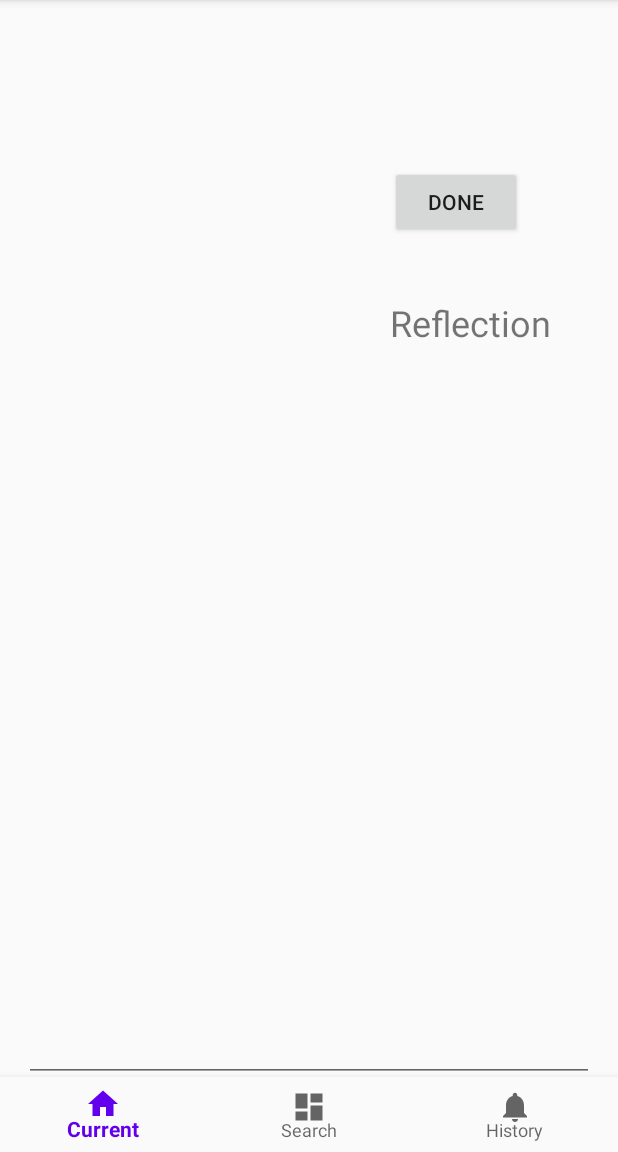
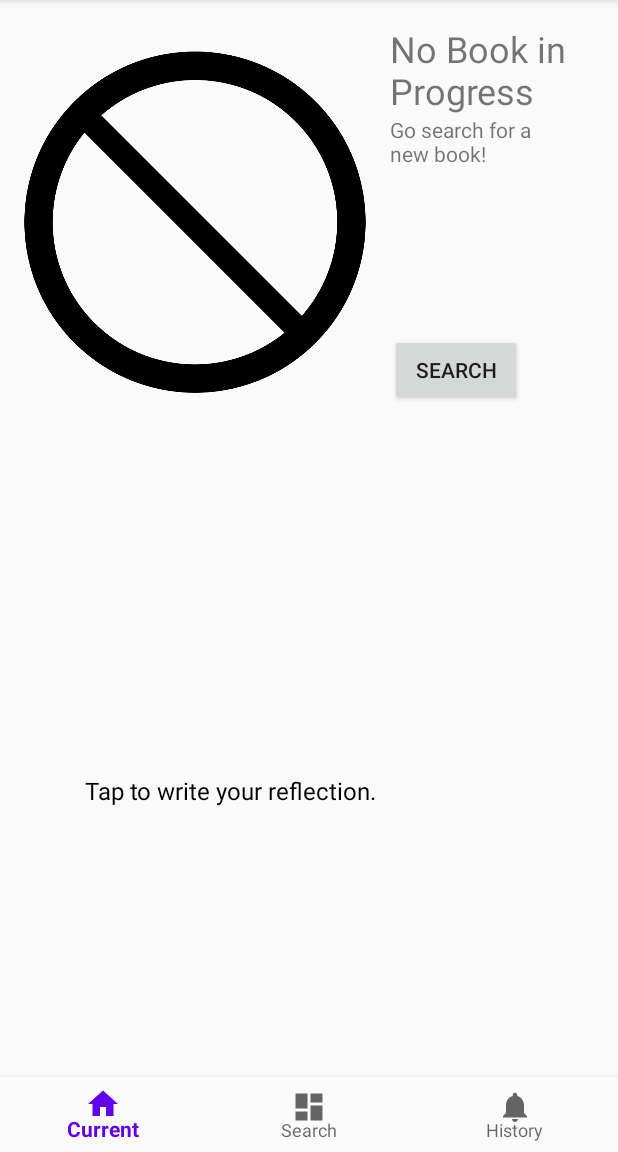
Before and after one commit to shyung18/cps350-2020-final-BookDiary-hyung, an Android app: the fragment HomeFragment placed in its activity, on a phone screen of 412 x 824 dp, the part 84-1236 px from its top. Run offline under Robolectric (Android 15) with nearby library versions, the phone set to English and light mode, and no system bars; our stand-ins replace navigation-ui; 6 statements that could not run were skipped.

Commit message:
Followed up User Study

```diff
--- a/BookDiary/app/src/main/AndroidManifest.xml
+++ b/BookDiary/app/src/main/AndroidManifest.xml
@@ -30,6 +30,8 @@
         <activity
             android:name=".MainActivity">
         </activity>
+        <activity android:name=".ui.home.PopUpWindow"></activity>
+        <activity android:name=".ui.history.BookUpdate"></activity>
     </application>
 
 </manifest>
--- a/BookDiary/app/src/main/java/com/example/bookdiary/MainActivity.java
+++ b/BookDiary/app/src/main/java/com/example/bookdiary/MainActivity.java
@@ -11,9 +11,11 @@ import android.os.Bundle;
 import android.os.Handler;
 import android.os.Message;
 import android.util.Log;
+import android.view.ActionMode;
 import android.view.Menu;
 import android.view.MenuInflater;
 import android.view.MenuItem;
+import android.view.View;
 
 import com.example.bookdiary.ui.home.HomeFragment;
 import com.example.bookdiary.ui.history.HistoryFragment;
@@ -48,6 +50,7 @@ import com.google.android.material.bottomnavigation.BottomNavigationView;
 import androidx.annotation.NonNull;
 import androidx.appcompat.app.AppCompatActivity;
 import androidx.fragment.app.Fragment;
+import androidx.fragment.app.FragmentManager;
 import androidx.fragment.app.FragmentTransaction;
 import androidx.navigation.ui.AppBarConfiguration;
 
@@ -69,6 +72,7 @@ public class MainActivity extends AppCompatActivity {
     private Uri personPhoto;
     private String authCode;
     private FetchMyBookLibrary fetchMyBookLibrary;
+    private Bundle receivedBundle;
 
     @Override
     protected void onCreate(Bundle savedInstanceState) {
@@ -80,8 +84,8 @@ public class MainActivity extends AppCompatActivity {
             return;
         }
 
-        BottomNavigationView navView = findViewById(R.id.nav_view);
-        navView.setOnNavigationItemSelectedListener(navList);
+        bottomNavigationView = findViewById(R.id.nav_view);
+        bottomNavigationView.setOnNavigationItemSelectedListener(navList);
         // Passing each menu ID as a set of Ids because each
         // menu should be considered as top level destinations.
         appBarConfiguration = new AppBarConfiguration.Builder(
@@ -110,6 +114,7 @@ public class MainActivity extends AppCompatActivity {
             authCode = account.getServerAuthCode();
         }
         authCode = "";
+        receivedBundle = getIntent().getExtras();
         AccountManager am = AccountManager.get(this);
         Bundle options = new Bundle();
         am.getAuthToken(
@@ -119,7 +124,15 @@ public class MainActivity extends AppCompatActivity {
                 this,                           // Your activity
                 new OnTokenAcquired(),          // Callback called when a token is successfully acquired
                 new Handler(new OnError()));    // Callback called if an error occurs
+//        Intent intent = getIntent();
+//        //get the received text
+//        String receivedText = intent.getStringExtra(Intent.EXTRA_TEXT);
+//        if(receivedText != null)
+//        {
+//
+//        }
     }
+
 
 
     private class OnTokenAcquired implements AccountManagerCallback<Bundle> {
@@ -142,20 +155,30 @@ public class MainActivity extends AppCompatActivity {
             String token = bundle.getString(AccountManager.KEY_AUTHTOKEN);
             Log.v("token", token);
             authCode = bundle.getString(AccountManager.KEY_AUTHTOKEN);
+            Bundle b = new Bundle();
+            b.putString("authToken", authCode);
+            if(receivedBundle.getString("reflectionText")!=null)
+            {
+                b.putString("reflectionText", receivedBundle.getString("reflectionText"));
+            }
+            switchContent(R.id.fragment_container, new HomeFragment(), b);
         }
     }
 
     public void switchContent(int id, Fragment fragment, Bundle data) {
+
         if(data != null)
         {
             fragment.setArguments(data);
+            Log.v("setting ", "arguments");
         }
         ft = getSupportFragmentManager().beginTransaction();
         ft.replace(id, fragment, fragment.toString());
-
         ft.addToBackStack(null);
         ft.commit();
     }
+
+
 
     private BottomNavigationView.OnNavigationItemSelectedListener navList =
             new BottomNavigationView.OnNavigationItemSelectedListener() {
@@ -177,6 +200,7 @@ public class MainActivity extends AppCompatActivity {
                     }
                     Bundle bundle = new Bundle();
                     bundle.putString("authToken", authCode);
+
                     switchContent(R.id.fragment_container, selectedFragment, bundle);
                     return true;
                 }
--- a/BookDiary/app/src/main/java/com/example/bookdiary/ui/history/Book.java
+++ b/BookDiary/app/src/main/java/com/example/bookdiary/ui/history/Book.java
@@ -7,6 +7,7 @@ import android.util.ArrayMap;
 import android.util.Log;
 
 import com.akshaykale.swipetimeline.TimelineObject;
+import com.akshaykale.swipetimeline.TimelineObjectClickListener;
 
 import org.json.JSONArray;
 import org.json.JSONException;
@@ -32,6 +33,8 @@ public class Book implements TimelineObject {
 
     }
 
+
+
     @Override
     public long getTimestamp() {
         return timestamp;
--- a/BookDiary/app/src/main/java/com/example/bookdiary/ui/history/TimeLineViewHolder.java
+++ b/BookDiary/app/src/main/java/com/example/bookdiary/ui/history/TimeLineViewHolder.java
@@ -1,9 +1,13 @@
 package com.example.bookdiary.ui.history;
 
+import android.util.Log;
 import android.view.View;
+import android.widget.Toast;
 
 import androidx.recyclerview.widget.RecyclerView;
 
+import com.akshaykale.swipetimeline.TimelineObject;
+import com.akshaykale.swipetimeline.TimelineObjectClickListener;
 import com.example.bookdiary.R;
 import com.github.vipulasri.timelineview.TimelineView;
 
@@ -16,4 +20,6 @@ public class TimeLineViewHolder extends RecyclerView.ViewHolder {
         mTimelineView.initLine(viewType);
     }
 
+
+
 }
--- a/BookDiary/app/src/main/java/com/example/bookdiary/ui/home/HomeFragment.java
+++ b/BookDiary/app/src/main/java/com/example/bookdiary/ui/home/HomeFragment.java
@@ -1,10 +1,11 @@
 package com.example.bookdiary.ui.home;
 
+import android.content.Context;
+import android.content.Intent;
 import android.graphics.Bitmap;
+import android.graphics.Canvas;
 import android.os.Bundle;
-import android.util.Log;
 import android.view.LayoutInflater;
-import android.view.MenuItem;
 import android.view.View;
 import android.view.ViewGroup;
 import android.widget.Button;
@@ -16,9 +17,9 @@ import androidx.fragment.app.Fragment;
 import androidx.lifecycle.ViewModelProviders;
 
 import com.example.bookdiary.FetchMyBookLibrary;
+import com.example.bookdiary.MainActivity;
 import com.example.bookdiary.R;
 import com.example.bookdiary.ui.history.HistoryFragment;
-import com.example.bookdiary.ui.search.SearchFragment;
 import com.google.android.material.bottomnavigation.BottomNavigationView;
 
 import org.json.JSONArray;
@@ -30,12 +31,16 @@ import java.util.concurrent.ExecutionException;
 public class HomeFragment extends Fragment {
 //implements SearchView.OnQueryTextListener
     private HomeViewModel homeViewModel;
+    private Context mContext;
     private BottomNavigationView bottomNavigationView;
     private String authToken;
     private FetchMyBookLibrary fetchMyBookLibrary;
     private String bookTitle = "";
     private String bookAuthors = "";
     private Bitmap bookImage;
+    private String bookId;
+    private Canvas canvas;
+    private String reflectionText = "";
 
     public View onCreateView(@NonNull LayoutInflater inflater,
                              ViewGroup container, Bundle savedInstanceState) {
@@ -44,18 +49,23 @@ public class HomeFragment extends Fragment {
         View root = inflater.inflate(R.layout.fragment_current, container, false);
         setHasOptionsMenu(true); // Add this! (as above)
         Bundle bundle = this.getArguments();
+        mContext = root.getContext();
 
-        if (bundle != null && bundle.get("authToken") !=null) {
         authToken = bundle.getString("authToken");
 
-        }
         if(bundle.get("title") !=null)
         {
             bookTitle = bundle.getString("title");
             bookAuthors = bundle.getString("authors");
             bookImage = bundle.getParcelable("image");
         }
-        else
+
+        if(bundle.get("reflectionText") !=null)
+        {
+            reflectionText = bundle.getString("reflectionText");
+        }
+
+        if(bundle.get("title") == null)
         {
             fetchMyBookLibrary = new FetchMyBookLibrary("getCurrentRead", authToken);
             String result = "";
@@ -69,25 +79,65 @@ public class HomeFragment extends Fragment {
             }
         }
 
+
         TextView titleNameView = root.findViewById(R.id.main_title);
         TextView authorNameView = root.findViewById(R.id.main_author);
         ImageView imageView = root.findViewById(R.id.main_image);
+        Button doneButton = root.findViewById(R.id.doneButton);
+        ReflectionView reflectionView = root.findViewById(R.id.rView);
+        reflectionView.setOnClickListener(new View.OnClickListener() {
+            @Override
+            public void onClick(View v) {
+                startActivity(new Intent(getContext(), PopUpWindow.class));
+            }
+        });
+        if(reflectionText != "")
+        {
+            reflectionView.setmText(reflectionText);
+        }
+
+        if(bookTitle == "")
+        {
+            titleNameView.setText("No Book in Progress");
+            authorNameView.setText("Go search for a new book!");
+            imageView.setImageResource(R.drawable.none_icon);
+            doneButton.setText("Search");
+        }
+        else
+        {
             titleNameView.setText(bookTitle);
             authorNameView.setText(bookAuthors);
             imageView.setImageBitmap(bookImage);
-
-        Button doneButton = root.findViewById(R.id.doneButton);
             doneButton.setOnClickListener(new View.OnClickListener() {
                 @Override
                 public void onClick(View view) {
+                    FetchMyBookLibrary fetchMyBookLibrary = new FetchMyBookLibrary("removeCurrentRead", authToken);
+                    fetchMyBookLibrary.execute(bookId);
+                    fetchMyBookLibrary = new FetchMyBookLibrary("postHistoryBook", authToken);
+                    fetchMyBookLibrary.execute(bookId);
+                    Bundle bundle = new Bundle();
+                    bundle.putString("authToken", authToken);
+                    switchContent(R.id.fragment_container, new HistoryFragment(), bundle);
 
                 }
             });
+        }
+
 
         return root;
     }
 
 
+    public void switchContent(int id, Fragment fragment, Bundle bundle) {
+        if (mContext == null)
+            return;
+        if (mContext instanceof MainActivity) {
+            MainActivity mainActivity = (MainActivity) mContext;
+            Fragment frag = fragment;
+            mainActivity.switchContent(id, frag, bundle);
+        }
+
+    }
 
     void setData(String data)
     {
@@ -98,6 +148,7 @@ public class HomeFragment extends Fragment {
                 String title = null;
                 JSONArray authors = null;
                 String imageUrl = null;
+                bookId = book.getString("id");
                 JSONObject volumeInfo = book.getJSONObject("volumeInfo");
 
                 try {
--- /dev/null
+++ b/BookDiary/app/src/main/java/com/example/bookdiary/ui/home/ReflectionView.java
@@ -0,0 +1,129 @@
+package com.example.bookdiary.ui.home;
+
+import android.content.Context;
+import android.graphics.Canvas;
+import android.graphics.Paint;
+import android.graphics.Rect;
+import android.text.Layout;
+import android.text.StaticLayout;
+import android.text.TextPaint;
+import android.util.AttributeSet;
+import android.view.View;
+
+public class ReflectionView extends View {
+    String mText = "Tap to write your reflection.";
+    TextPaint mTextPaint;
+    StaticLayout mStaticLayout;
+
+    public ReflectionView(Context context) {
+        super(context);
+        initLabelView();
+    }
+
+    // this constructor is used when created from xml
+    public ReflectionView(Context context, AttributeSet attrs) {
+        super(context, attrs);
+        initLabelView();
+    }
+
+    private void initLabelView() {
+        mTextPaint = new TextPaint();
+        mTextPaint.setAntiAlias(true);
+        mTextPaint.setTextSize(16 * getResources().getDisplayMetrics().density);
+        mTextPaint.setColor(0xFF000000);
+
+        // default to a single line of text
+        int width = (int) mTextPaint.measureText(mText);
+        mStaticLayout = new StaticLayout(mText, mTextPaint, (int) width, Layout.Alignment.ALIGN_NORMAL, 1.0f, 0, false);
+
+        // New API alternate
+        //
+        // StaticLayout.Builder builder = StaticLayout.Builder.obtain(mText, 0, mText.length(), mTextPaint, width)
+        //        .setAlignment(Layout.Alignment.ALIGN_NORMAL)
+        //        .setLineSpacing(0, 1) // add, multiplier
+        //        .setIncludePad(false);
+        // mStaticLayout = builder.build();
+    }
+
+    private float getTextHeight(String text, Paint paint) {
+        Rect rect = new Rect();
+        paint.getTextBounds(text, 0, text.length(), rect);
+        return rect.height();
+    }
+
+    public void setmText(String text)
+    {
+        mText = text;
+    }
+
+    @Override
+    protected void onMeasure(int widthMeasureSpec, int heightMeasureSpec) {
+        // Tell the parent layout how big this view would like to be
+        // but still respect any requirements (measure specs) that are passed down.
+
+        // determine the width
+        int width;
+        int widthMode = MeasureSpec.getMode(widthMeasureSpec);
+        int widthRequirement = MeasureSpec.getSize(widthMeasureSpec);
+        if (widthMode == MeasureSpec.EXACTLY) {
+            width = widthRequirement;
+        } else {
+            width = mStaticLayout.getWidth() + getPaddingLeft() + getPaddingRight();
+            if (widthMode == MeasureSpec.AT_MOST) {
+                if (width > widthRequirement) {
+                    width = widthRequirement;
+                    // too long for a single line so relayout as multiline
+                    mStaticLayout = new StaticLayout(mText, mTextPaint, width, Layout.Alignment.ALIGN_NORMAL, 1.0f, 0, false);
+                }
+            }
+        }
+
+        // determine the height
+        int height;
+        int heightMode = MeasureSpec.getMode(heightMeasureSpec);
+        int heightRequirement = MeasureSpec.getSize(heightMeasureSpec);
+        if (heightMode == MeasureSpec.EXACTLY) {
+            height = heightRequirement;
+        } else {
+            height = mStaticLayout.getHeight() + getPaddingTop() + getPaddingBottom();
+            if (heightMode == MeasureSpec.AT_MOST) {
+                height = Math.min(height, heightRequirement);
+            }
+        }
+
+        // Required call: set width and height
+        setMeasuredDimension(width, height);
+    }
+
+    @Override
+    protected void onDraw(Canvas canvas) {
+        super.onDraw(canvas);
+        // do as little as possible inside onDraw to improve performance
+
+        //mText = "This is a lengthy text. We have to render this properly. If layout mess users review will mess. Is that so ? ";
+
+        Rect bounds = canvas.getClipBounds();
+
+        StaticLayout sl = new StaticLayout(mText, mTextPaint, bounds.width(),
+                Layout.Alignment.ALIGN_NORMAL, 1, 1, true);
+
+        // draw the text on the canvas after adjusting for padding
+        canvas.save();
+        //calculate X and Y coordinates - In this case we want to draw the text in the
+        //center of canvas so we calculate
+        //text height and number of lines to move Y coordinate to center.
+        float textHeight = getTextHeight(mText, mTextPaint);
+        int numberOfTextLines = sl.getLineCount();
+        float textYCoordinate = bounds.exactCenterY() -
+                ((numberOfTextLines * textHeight) / 2);
+
+        //text will be drawn from left
+        float textXCoordinate = bounds.left;
+
+        canvas.translate(textXCoordinate, textYCoordinate);
+
+        //draws static layout on canvas
+        sl.draw(canvas);
+        canvas.restore();
+    }
+}
--- a/BookDiary/app/src/main/java/com/example/bookdiary/ui/search/Items_Adapter.java
+++ b/BookDiary/app/src/main/java/com/example/bookdiary/ui/search/Items_Adapter.java
@@ -98,6 +98,8 @@ public class Items_Adapter extends RecyclerView.Adapter<Items_Adapter.MyViewHold
     }
 
 
+
+
 //    UpdateHomeListener updateHomeListener;
 //    public interface UpdateHomeListener
 //    {
--- a/BookDiary/app/src/main/res/layout/fragment_current.xml
+++ b/BookDiary/app/src/main/res/layout/fragment_current.xml
@@ -12,7 +12,6 @@
         android:layout_height="264dp"
         android:layout_marginStart="16dp"
         android:layout_marginTop="16dp"
-        android:src="@drawable/ic_launcher_foreground"
         app:layout_constraintStart_toStartOf="parent"
         app:layout_constraintTop_toTopOf="parent" />
 
@@ -23,7 +22,6 @@
         android:layout_marginStart="16dp"
         android:layout_marginTop="16dp"
         android:layout_marginEnd="16dp"
-        android:text="TextView"
         android:textSize="24sp"
         app:layout_constraintEnd_toEndOf="parent"
         app:layout_constraintHorizontal_bias="0.0"
@@ -41,36 +39,24 @@
         app:layout_constraintStart_toStartOf="@+id/main_title"
         app:layout_constraintTop_toBottomOf="@+id/main_title" />
 
-    <EditText
-        android:id="@+id/diary"
-        android:layout_width="380dp"
-        android:layout_height="372dp"
-        android:layout_marginStart="16dp"
-        android:layout_marginTop="38dp"
-        android:layout_marginBottom="16dp"
-        android:ems="10"
-        android:gravity="start|top"
-        android:inputType="textMultiLine"
-        app:layout_constraintBottom_toBottomOf="parent"
-        app:layout_constraintStart_toStartOf="parent"
-        app:layout_constraintTop_toBottomOf="@+id/main_image" />
-
     <Button
         android:id="@+id/doneButton"
         android:layout_width="wrap_content"
         android:layout_height="wrap_content"
+        android:layout_marginTop="84dp"
         android:text="Done"
         app:layout_constraintStart_toStartOf="@+id/main_title"
         app:layout_constraintTop_toBottomOf="@+id/main_author" />
 
-    <TextView
-        android:id="@+id/textView"
-        android:layout_width="167dp"
-        android:layout_height="52dp"
-        android:layout_marginTop="40dp"
-        android:text="Reflection"
-        android:textSize="24sp"
-        app:layout_constraintStart_toStartOf="@+id/main_title"
-        app:layout_constraintTop_toBottomOf="@+id/doneButton" />
+    <com.example.bookdiary.ui.home.ReflectionView
+        android:id="@+id/rView"
+        android:layout_width="299dp"
+        android:layout_height="169dp"
+        app:layout_constraintBottom_toBottomOf="parent"
+        app:layout_constraintEnd_toEndOf="parent"
+        app:layout_constraintStart_toStartOf="parent"
+        app:layout_constraintTop_toBottomOf="@+id/main_image">
+
+    </com.example.bookdiary.ui.home.ReflectionView>
 
 </androidx.constraintlayout.widget.ConstraintLayout>
```
Also changed, not shown: BookDiary/app/src/main/java/com/example/bookdiary/FetchMyBookLibrary.java (+8 -17 lines), BookDiary/app/src/main/java/com/example/bookdiary/NetworkUtils.java (renamed from BookDiary/app/src/main/java/com/example/bookdiary/ui/search/NetworkUtils.java, +107 -1 lines), BookDiary/app/src/main/java/com/example/bookdiary/ui/history/BookUpdate.java (added, +51 -0 lines), BookDiary/app/src/main/java/com/example/bookdiary/ui/history/HistoryFragment.java (+26 -8 lines), BookDiary/app/src/main/java/com/example/bookdiary/ui/history/TimeLine_Adapter.java (+23 -10 lines), BookDiary/app/src/main/java/com/example/bookdiary/ui/home/PaintView.java (deleted, +0 -61 lines), BookDiary/app/src/main/java/com/example/bookdiary/ui/home/PopUpWindow.java (added, +62 -0 lines), BookDiary/app/src/main/java/com/example/bookdiary/ui/search/SearchFragment.java (+4 -4 lines), BookDiary/app/src/main/res/layout/popupwindow.xml (added, +40 -0 lines), BookDiary/app/src/main/res/drawable-hdpi/none_icon.png (added). Lines whose indentation alone changed are shown as unchanged.
